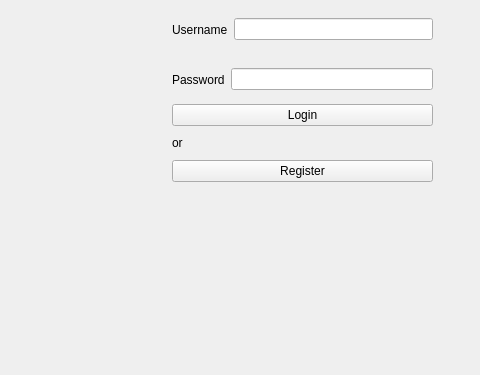
Above: ui/mainwindow.ui from llauret-iut90/BeretPass before the change; both pictures show x 237 to 717 and y 125 to 500 of the 717 by 500 pixel window. Below: the same form after it.
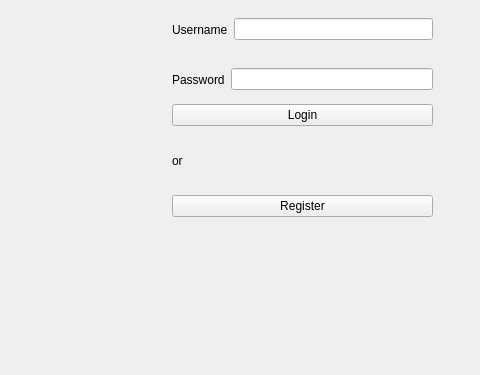
That is the form after the change. Icons and pictures are not drawn.

Patch:
```diff
--- a/ui/mainwindow.ui
+++ b/ui/mainwindow.ui
@@ -79,7 +79,7 @@
           <x>400</x>
           <y>220</y>
           <width>261</width>
-          <height>78</height>
+          <height>113</height>
          </rect>
         </property>
         <layout class="QVBoxLayout" name="ActionsButtons">
```
Left out of the diff: 1 changed line with no effect on the pictures.
